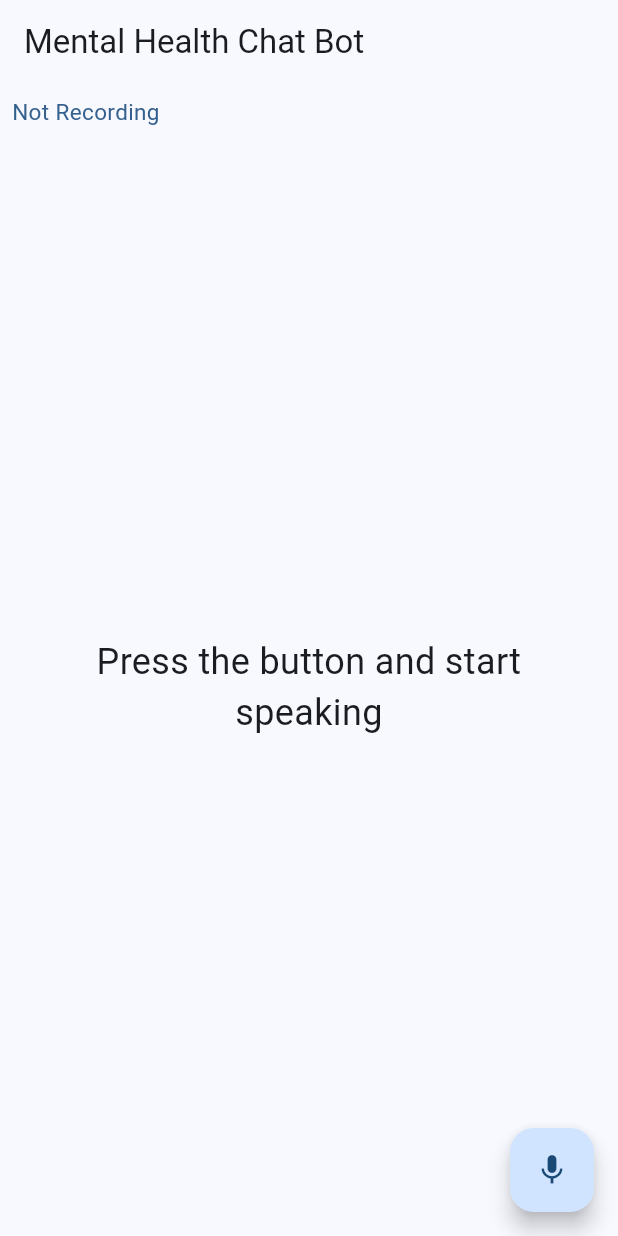
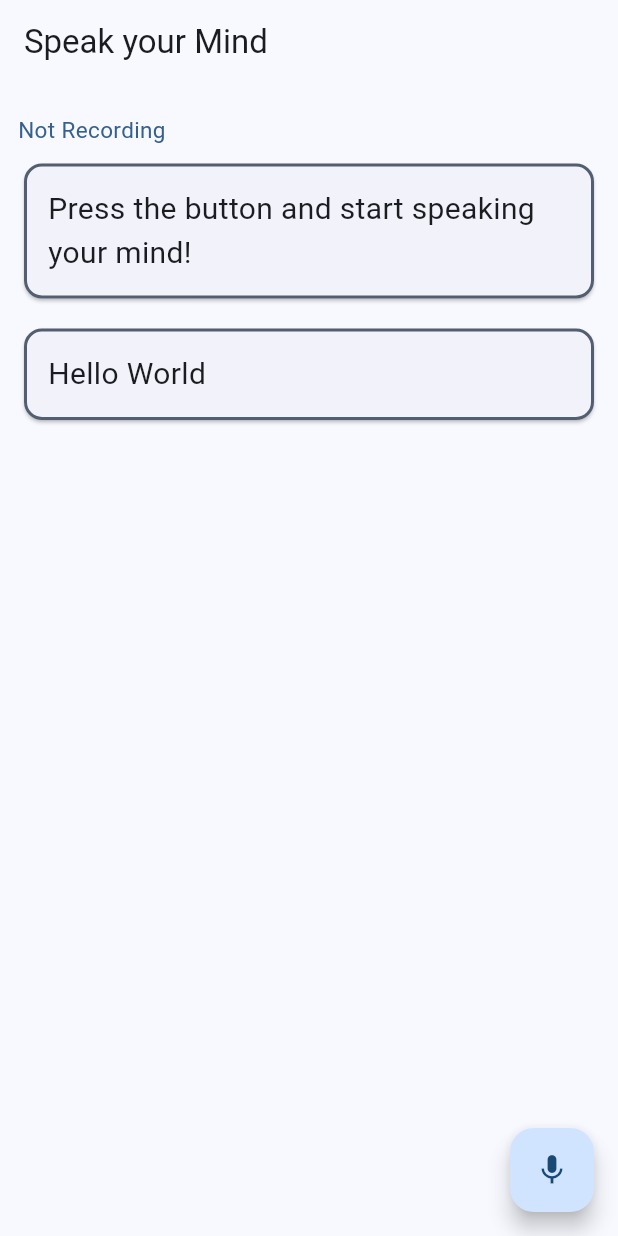
Before and after one commit to Fcatilizer/MentalHealthChatBot, a Flutter app: the screen it shows after launch, on a phone screen of 412 x 824 dp. Run offline on Flutter 3.47's test engine with Material 3 defaults, Android fonts, the phone set to English and light mode, and no system bars; drawn by our look-alikes of dynamic_color; our stand-ins replace speech_to_text.

Commit message:
dynamic cards for input speech to text

```diff
--- a/lib/pages/home.dart
+++ b/lib/pages/home.dart
@@ -11,7 +11,7 @@ class HomePage extends StatefulWidget {
 class _HomePageState extends State<HomePage> {
   late stt.SpeechToText _speech;
   bool _isListening = false;
-  String _text = 'Press the button and start speaking';
+  String _text = 'Press the button and start speaking your mind!';
 
   @override
   void initState() {
@@ -24,10 +24,7 @@ class _HomePageState extends State<HomePage> {
       bool available = await _speech.initialize(
         onStatus: (val) {
           print('onStatus: $val');
-          if (val == 'done') {
-            // Restart listening if done
-            _restartListening();
-          }
+          if (val == 'done') _restartListening();
         },
         onError: (val) {
           print('onError: $val');
@@ -40,7 +37,7 @@ class _HomePageState extends State<HomePage> {
           onResult: (val) => setState(() {
             _text = val.recognizedWords;
           }),
-          listenMode: stt.ListenMode.dictation, // Use dictation mode for long recordings
+          listenMode: stt.ListenMode.dictation,
         );
       } else {
         setState(() {
@@ -60,7 +57,7 @@ class _HomePageState extends State<HomePage> {
         onResult: (val) => setState(() {
           _text = val.recognizedWords;
         }),
-        listenMode: stt.ListenMode.dictation, // Restart in dictation mode
+        listenMode: stt.ListenMode.dictation,
       );
     }
   }
@@ -74,15 +71,15 @@ class _HomePageState extends State<HomePage> {
   @override
   Widget build(BuildContext context) {
     return Scaffold(
-      appBar: AppBar(
-        title: const Text('Mental Health Chat Bot'),
-      ),
-      body: Column(
+      appBar: AppBar(title: const Text('Speak your Mind')),
+      body: Padding(
+        padding: const EdgeInsets.all(12.0),
+        child: Column(
+          crossAxisAlignment: CrossAxisAlignment.start,
           children: [
-          Align(
-            alignment: Alignment.centerLeft,
-            child: Container(
-              padding: const EdgeInsets.all(8.0),
+            // Status Indicator (Recording / Not Recording)
+            Padding(
+              padding: const EdgeInsets.symmetric(vertical: 8.0),
               child: Text(
                 _isListening ? 'Recording...' : 'Not Recording',
                 style: TextStyle(
@@ -91,29 +88,88 @@ class _HomePageState extends State<HomePage> {
                 ),
               ),
             ),
+            // Expandable Text Card (Fixed Width, Dynamic Height)
+            Flexible(
+              child: LayoutBuilder(
+                builder: (context, constraints) {
+                  return ConstrainedBox(
+                    constraints: BoxConstraints(
+                      minHeight: 50.0, // Minimum height for short texts
+                      maxHeight: constraints.maxHeight * 0.6, // Limits growth
                     ),
-          Expanded(
-            child: Center(
+                    child: SizedBox(
+                      width: double.infinity, // Ensures full width usage
+                      child: Card(
+                        shape: RoundedRectangleBorder(
+                          side: BorderSide(
+                              color: Theme.of(context).colorScheme.secondary, width: 2),
+                          borderRadius: BorderRadius.circular(12),
+                        ),
                         child: Padding(
                           padding: const EdgeInsets.all(16.0),
+                          child: SingleChildScrollView(
                             child: Text(
                               _text,
-                  style: const TextStyle(fontSize: 24.0),
-                  textAlign: TextAlign.center,
+                              style: const TextStyle(fontSize: 20.0),
+                              textAlign: TextAlign.left,
+                            ),
+                          ),
+                        ),
+                      ),
+                    ),
+                  );
+                },
+              ),
+            ),
+            const SizedBox(height: 12),
+            // Fixed "Hello World" Card (Fixed Width)
+            SizedBox(
+              width: double.infinity, // Ensures width remains static
+              child: Card(
+                shape: RoundedRectangleBorder(
+                  side: BorderSide(
+                      color: Theme.of(context).colorScheme.secondary, width: 2),
+                  borderRadius: BorderRadius.circular(12),
+                ),
+                child: const Padding(
+                  padding: EdgeInsets.all(16.0),
+                  child: Align(
+                    alignment: Alignment.centerLeft,
+                    child: Text(
+                      "Hello World",
+                      style: TextStyle(fontSize: 20.0),
+                      textAlign: TextAlign.left,
+                    ),
                   ),
                 ),
               ),
             ),
           ],
         ),
+      ),
+      // Floating Action Button - Changes position and size when recording
       floatingActionButton: AnimatedSwitcher(
         duration: const Duration(milliseconds: 300),
+        child: _isListening
+            ? SizedBox(
+          width: 80, // Large button size
+          height: 80,
           child: FloatingActionButton(
-          key: ValueKey<bool>(_isListening),
             onPressed: _listen,
-          child: Icon(_isListening ? Icons.stop : Icons.mic),
+            shape: RoundedRectangleBorder(
+              borderRadius: BorderRadius.circular(50),
+            ),
+            child: const Icon(Icons.pause, size: 36),
+          ),
+        )
+            : FloatingActionButton(
+          onPressed: _listen,
+          child: const Icon(Icons.mic),
         ),
       ),
+      floatingActionButtonLocation: _isListening
+          ? FloatingActionButtonLocation.centerFloat
+          : FloatingActionButtonLocation.endFloat, // Moves button when recording
     );
   }
 }
```
Lines whose indentation alone changed are shown as unchanged.
